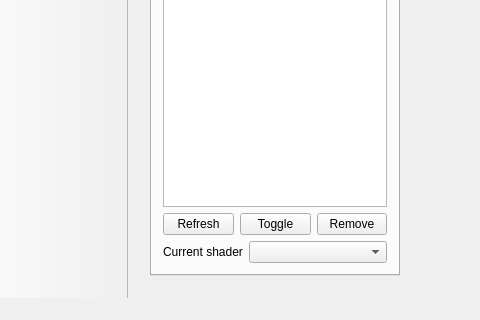
The window that src/MainApplication/Gui/ui/MainWindow.ui (STORM-IRIT/Radium-Engine) describes before a commit, drawn with Qt 5; both pictures show x 0 to 480 and y 417 to 737 of the 1250 by 737 pixel window.
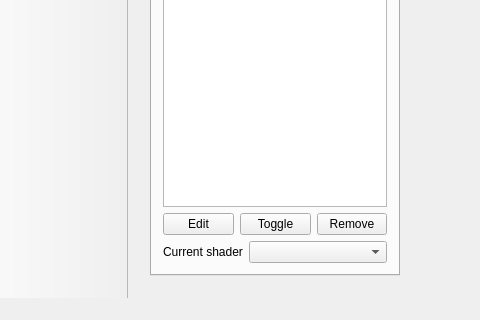
The same window after the commit. Icons and pictures are not drawn. Custom widgets are drawn as their Qt base class.

What changed in the file:
```diff
--- a/src/MainApplication/Gui/ui/MainWindow.ui
+++ b/src/MainApplication/Gui/ui/MainWindow.ui
@@ -304,7 +304,7 @@
                 <item>
                  <widget class="QPushButton" name="m_refreshRenderObjectButton">
                   <property name="text">
-                   <string>Refresh</string>
+                   <string>Edit</string>
                   </property>
                  </widget>
                 </item>
```
Left out of the diff: 4 changed lines with no effect on the pictures.
